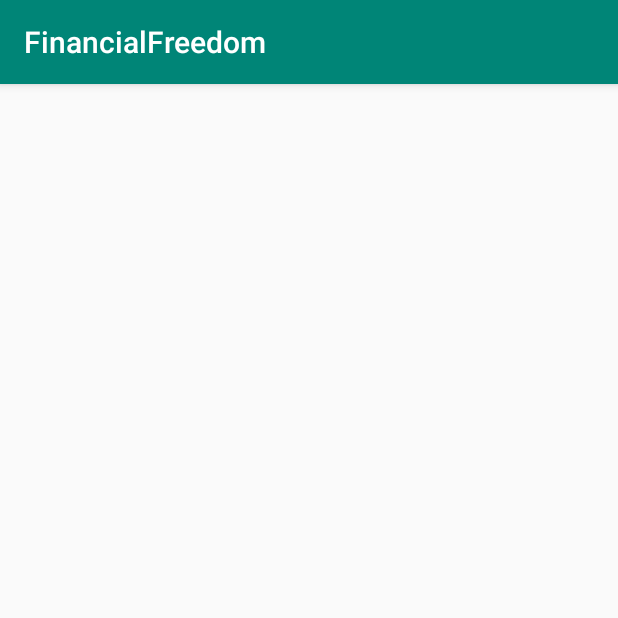
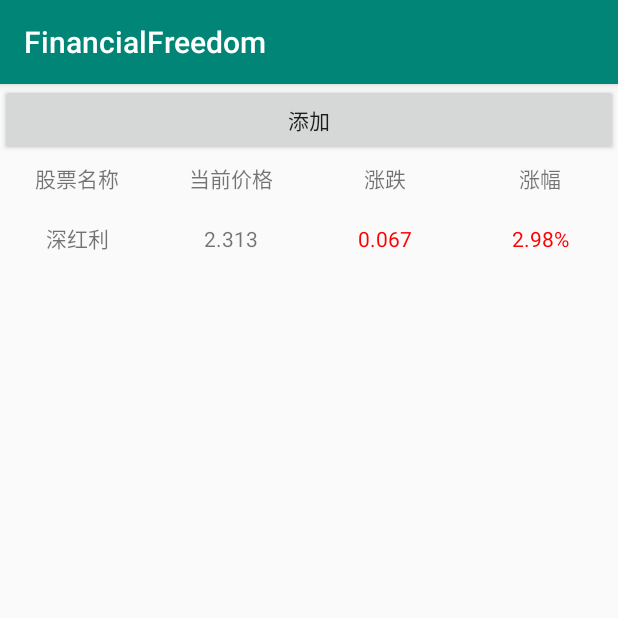
Before and after one commit to jiyi666/apk-demo, an Android app: the screen it shows after launch (MyAttentionActivity), after a tap on "值得关注", on a phone screen of 412 x 824 dp, the top half of it. Run offline under Robolectric (Android 15) with nearby library versions, the light colour scheme and no system bars.

Commit message:
[FinancialFreedom] add file 添加遗漏文件

```diff
--- a/FinancialFreedom/app/src/main/java/com/example/financialfreedom/activity/DetailActivity.kt
+++ b/FinancialFreedom/app/src/main/java/com/example/financialfreedom/activity/DetailActivity.kt
@@ -7,8 +7,8 @@ import android.os.Message
 import android.util.Log
 import android.widget.Toast
 import com.example.financialfreedom.R
-import com.example.financialfreedom.StockData
-import com.example.financialfreedom.common.database.StockDatabaseControl
+import com.example.financialfreedom.adapter.stockdataadapter.StockData
+import com.example.financialfreedom.common.database.stockdata.StockDatabaseControl
 import com.example.financialfreedom.utils.BaseActivity
 import com.example.financialfreedom.common.internet.HttpUtils
 import com.example.financialfreedom.common.internet.parseOkHttpStockData
--- a/FinancialFreedom/app/src/main/java/com/example/financialfreedom/activity/MainActivity.kt
+++ b/FinancialFreedom/app/src/main/java/com/example/financialfreedom/activity/MainActivity.kt
@@ -6,9 +6,9 @@ import android.os.Handler
 import android.os.Message
 import androidx.recyclerview.widget.LinearLayoutManager
 import com.example.financialfreedom.R
-import com.example.financialfreedom.StockData
-import com.example.financialfreedom.StockDataAdapter
-import com.example.financialfreedom.common.database.StockDatabaseControl
+import com.example.financialfreedom.adapter.stockdataadapter.StockData
+import com.example.financialfreedom.adapter.stockdataadapter.StockDataAdapter
+import com.example.financialfreedom.common.database.stockdata.StockDatabaseControl
 import com.example.financialfreedom.utils.BaseActivity
 import com.example.financialfreedom.common.internet.HttpUtils
 import com.example.financialfreedom.common.internet.parseOkHttpStockData
--- a/FinancialFreedom/app/src/main/java/com/example/financialfreedom/activity/MyAttentionActivity.kt
+++ b/FinancialFreedom/app/src/main/java/com/example/financialfreedom/activity/MyAttentionActivity.kt
@@ -2,12 +2,107 @@ package com.example.financialfreedom.activity
 
 import androidx.appcompat.app.AppCompatActivity
 import android.os.Bundle
+import android.util.Log
+import androidx.recyclerview.widget.LinearLayoutManager
 import com.example.financialfreedom.R
+import com.example.financialfreedom.adapter.myattentionadapter.MyAttentionAdapter
+import com.example.financialfreedom.adapter.myattentionadapter.RealTimeStock
+import com.example.financialfreedom.common.database.myattention.MyAttentionBaseControl
+import com.example.financialfreedom.common.internet.HttpUtils
+import kotlinx.android.synthetic.main.activity_my_attention.*
+import okhttp3.Call
+import okhttp3.Callback
+import okhttp3.Response
+import java.io.IOException
+import kotlin.concurrent.thread
 
 class MyAttentionActivity : AppCompatActivity() {
+
+    /* 线程停止标志 */
+    private var threadRun = true
+    private val realTimeStockList = ArrayList<RealTimeStock>()
+    /* 使用数据库 */
+    val realTimeStockBase = MyAttentionBaseControl(this, "RealTimeStock", 1)
 
     override fun onCreate(savedInstanceState: Bundle?) {
         super.onCreate(savedInstanceState)
         setContentView(R.layout.activity_my_attention)
+
+        /* 如果数据库不存在：创建 + 添加初始数据 */
+        if (realTimeStockBase.queryData("RealTimeStock", 1) == null){
+            /* 创建数据库 */
+            realTimeStockBase.create()
+            /* 初始化stock数据 */
+            initRealTimeStock()
+            /* 添加数据 */
+            Log.d("jiyi", "size:${realTimeStockList.size}")
+            for (i in 0 until (realTimeStockList.size)){
+                Log.d("jiyi", "data:${realTimeStockList.get(index = i)}")
+                realTimeStockBase.addData(realTimeStockList.get(index = i))
+            }
+        } else {
+            /* 如果数据库存在，就从数据库中读取最新数据 */
+            realTimeStockList.clear()
+            for (i in 1..16){
+                val tmpData = realTimeStockBase.queryData("RealTimeStock", i)
+                if (tmpData != null){
+                    realTimeStockList.add(tmpData)
+                }
+            }
+        }
+        /* 获取layoutManager */
+        val layoutManager = LinearLayoutManager(this)
+        recyclerView.layoutManager = layoutManager
+
+        /* 获取适配器 */
+        val adapter = MyAttentionAdapter(realTimeStockList)
+        recyclerView.adapter = adapter
+
+        thread {
+            while (threadRun){
+                var url = "http://hq.sinajs.cn/list="
+                for (position in 1..1){
+                    /* 从数据库中读取需要查询的数据 */
+                    val targetData = realTimeStockBase.queryData("RealTimeStock", position)
+                    /* 从股票代码识别是上市还是深市 */
+                    val shOrSz = when (targetData?.stockCode.toString()[0]){
+                        '6' -> "sh"
+                        else -> "sz"
+                    }
+                    /* 拼组URL */
+                    url = url + shOrSz + targetData?.stockCode.toString()
+                    /* 使用网络访问 */
+                    HttpUtils.sendOkHttpRequest(url, object : Callback {
+                        override fun onResponse(call: Call, response: Response) {
+                            /* 获取响应数据 */
+                            val responseData = response.body?.string()
+                            Log.d("jiyi", "responseData:$responseData")
+                            //val tmpData = parseRealTimeStockData(targetData!!.stockCode, responseData)
+//                            /* 将最新数据写入数据库 */
+//                            realTimeStockBase.updateData(tmpData, position)
+//                            /* UI更新 */
+//                            adapter.notifyItemChanged(position - 1, tmpData)
+                        }
+
+                        override fun onFailure(call: Call, e: IOException) {
+                        }
+                    })
+                }
+                Thread.sleep(2000)
+            }
+        }
+    }
+
+    override fun onStop() {
+        super.onStop()
+        /* 处于onStop生命周期时，将停止网络服务查询和UI更新 */
+        threadRun = false
+    }
+
+    /* 初始化实时数据 */
+    private fun initRealTimeStock(){
+        realTimeStockList.add(RealTimeStock("159905", "深红利", 2.313,2.246))
+        realTimeStockList.add(RealTimeStock("159905", "深红利", 2.313,2.246))
+        realTimeStockList.add(RealTimeStock("159905", "深红利", 2.313,2.246))
     }
 }
--- /dev/null
+++ b/FinancialFreedom/app/src/main/java/com/example/financialfreedom/adapter/myattentionadapter/MyAttentionAdapter.kt
@@ -0,0 +1,97 @@
+package com.example.financialfreedom.adapter.myattentionadapter
+
+import android.graphics.Color
+import android.util.Log
+import android.view.LayoutInflater
+import android.view.View
+import android.view.ViewGroup
+import android.widget.TextView
+import androidx.recyclerview.widget.RecyclerView
+import com.example.financialfreedom.R
+
+class MyAttentionAdapter (val realTimeStockList : List<RealTimeStock>) :
+    RecyclerView.Adapter <MyAttentionAdapter.ViewHolder>(){
+
+    /* 用于获取最外层布局的及控件的实例 */
+    inner class ViewHolder(view: View) : RecyclerView.ViewHolder(view){
+        val stockName: TextView = view.findViewById(R.id.stockName)
+        val stockNowPrice: TextView = view.findViewById(R.id.stockNowPrice)
+        val upAndDown: TextView = view.findViewById(R.id.upAndDown)
+        val upAndDownRate: TextView = view.findViewById(R.id.upAndDownRate)
+    }
+
+    /* 加载my_attention布局 */
+    override fun onCreateViewHolder(
+        parent: ViewGroup,
+        viewType: Int
+    ): MyAttentionAdapter.ViewHolder {
+        val view = LayoutInflater.from(parent.context)
+            .inflate(R.layout.my_attention, parent, false)
+
+        val viewHolder = ViewHolder(view)
+
+        return viewHolder //注意这里要返回viewHolder，因为有各种点击事件
+    }
+    /**
+     * 调用adapter的notifyItemChanged时会调用此函数，用于更新局部控件
+     */
+    override fun onBindViewHolder(holder: MyAttentionAdapter.ViewHolder, position: Int, payloads: MutableList<Any>) {
+        super.onBindViewHolder(holder, position, payloads)
+        if (payloads.isEmpty()){
+            onBindViewHolder(holder, position)
+        } else {
+            /* payloads的size恒为1 */
+            val str = payloads.get(index = 0)
+
+            Log.d("jiyi", "str:$str")
+//            val priceList: List<String> = str.toString().split(",")
+//            val nowPrice = priceList[0].split(":")[1]
+//            val ttmPrice = priceList[1].split(":")[1]
+//            val drcPrice = priceList[2].split(":")[1]
+//            /* 设置文本颜色:由价格比较得出 */
+//            val color : Int
+//            if ((nowPrice.toDouble() > ttmPrice.toDouble()) &&
+//                (nowPrice.toDouble() > drcPrice.toDouble())){
+//                color = Color.RED
+//            } else if ((nowPrice.toDouble() < ttmPrice.toDouble()) &&
+//                (nowPrice.toDouble() < drcPrice.toDouble())){
+//                color = Color.GREEN
+//            } else {
+//                color = Color.BLUE
+//            }
+//            holder.stockNowPrice.setTextColor(color)
+//            holder.stockNowPrice.text = nowPrice
+//            holder.stockTtmPrice.text = ttmPrice
+//            holder.stockDrcPrice.text = drcPrice
+        }
+    }
+    /* 对RecyclerView滚入屏幕的子项数据赋值 */
+    override fun onBindViewHolder(holder: ViewHolder, position: Int) {
+        val realTimeStock = realTimeStockList[position]
+        holder.stockName.text = realTimeStock.stockName
+        holder.stockNowPrice.text = realTimeStock.nowPrice.toString()
+        holder.upAndDown.text = realTimeStock.upAndDown
+        holder.upAndDownRate.text = (realTimeStock.upAndDownRate.toDouble() * 100).toString() + "%"
+
+        /*
+         * 文本颜色设置:
+         * 涨跌大于0 -> 红色
+         * 涨跌等于0 -> 灰色
+         * 涨跌小于0 -> 绿色
+         */
+        val color: Int
+        if (realTimeStock.upAndDown.toDouble() > 0){
+            color = Color.RED
+        } else if (realTimeStock.upAndDown.toDouble() == 0.00){
+            color = Color.GRAY
+        } else {
+            color = Color.GREEN
+        }
+        holder.upAndDown.setTextColor(color)
+        holder.upAndDownRate.setTextColor(color)
+
+    }
+
+    /* 返回数据源长度 */
+    override fun getItemCount() = realTimeStockList.size
+}
--- /dev/null
+++ b/FinancialFreedom/app/src/main/java/com/example/financialfreedom/adapter/myattentionadapter/RealTimeStock.kt
@@ -0,0 +1,28 @@
+package com.example.financialfreedom.adapter.myattentionadapter
+
+/**
+ * stockCode:股票代码
+ * stockName:股票简称
+ * nowPrice:当前价格
+ * basicPrice:前一天收盘价
+ * upAndDown:涨跌
+ * upAndDownRate:涨幅
+ */
+class RealTimeStock(val stockCode: String, val stockName: String, val nowPrice: Double,
+                    val basicPrice: Double) {
+
+    val upAndDown: String
+    val upAndDownRate : String
+
+    init {
+        upAndDown = String.format("%.3f", nowPrice - basicPrice)
+        upAndDownRate = String.format("%.4f",  upAndDown.toDouble() / basicPrice)
+    }
+
+    override fun toString(): String {
+        return "[stockCode(股票代码)：$stockCode, stockName(股票简称)：$stockName, " +
+                "nowPrice(当前价格)：$nowPrice, basicPrice(基准价格)：$basicPrice, " +
+                "upAndDown(涨幅): ${upAndDown.toDouble()}" +
+                "upAndDownRate(涨幅率): ${upAndDownRate.toDouble() * 100}%"
+    }
+}
--- a/FinancialFreedom/app/src/main/java/com/example/financialfreedom/StockData.kt
+++ b/FinancialFreedom/app/src/main/java/com/example/financialfreedom/adapter/stockdataadapter/StockData.kt
@@ -1,4 +1,4 @@
-package com.example.financialfreedom
+package com.example.financialfreedom.adapter.stockdataadapter
 
 /**
  * stockCode:股票代码
--- a/FinancialFreedom/app/src/main/java/com/example/financialfreedom/StockDataAdapter.kt
+++ b/FinancialFreedom/app/src/main/java/com/example/financialfreedom/adapter/stockdataadapter/StockDataAdapter.kt
@@ -1,4 +1,4 @@
-package com.example.financialfreedom
+package com.example.financialfreedom.adapter.stockdataadapter
 
 import android.graphics.Color
 import android.view.LayoutInflater
@@ -7,6 +7,7 @@ import android.view.ViewGroup
 import android.widget.TextView
 import android.widget.Toast
 import androidx.recyclerview.widget.RecyclerView
+import com.example.financialfreedom.R
 import com.example.financialfreedom.activity.MainActivity
 import com.example.financialfreedom.activity.MainActivity.Companion.STARTDETAILACTIVITY
 
--- /dev/null
+++ b/FinancialFreedom/app/src/main/java/com/example/financialfreedom/common/database/myattention/MyAttentionBaseControl.kt
@@ -0,0 +1,88 @@
+package com.example.financialfreedom.common.database.myattention
+
+import android.content.ContentValues
+import android.content.Context
+import com.example.financialfreedom.adapter.myattentionadapter.RealTimeStock
+
+
+/**
+ * 给MyAttentionActivity使用
+ */
+class MyAttentionBaseControl(val context: Context, val name: String, val versin: Int) {
+    private var dbHelper : MyAttentionBaseHelper
+
+    init {
+        dbHelper =
+            MyAttentionBaseHelper(context, name, versin)
+    }
+
+    /* 创建数据库 */
+    fun create(){
+        dbHelper.writableDatabase
+    }
+
+    /* 添加数据 */
+    fun addData(realTimeStock: RealTimeStock){
+        val db = dbHelper.writableDatabase
+
+        val value = ContentValues().apply {
+            put("stockCode", realTimeStock.stockCode)
+            put("stockName", realTimeStock.stockName)
+            put("nowPrice", realTimeStock.nowPrice)
+            put("basicPrice", realTimeStock.basicPrice)
+            put("upAndDown", realTimeStock.upAndDown)
+            put("upAndDownRate", realTimeStock.upAndDownRate)
+        }
+        db.insert(name, null, value)
+
+    }
+
+    /*
+     * 查询数据：通过数据库的id索引对应的股票数据
+     * position：目标id
+     */
+    fun queryData(name: String, position: Int) : RealTimeStock?{
+        val db = dbHelper.writableDatabase
+
+        /* 全局搜索 */
+        val cursor = db.query(name, null,
+            null, null, null,
+            null, null, null)
+
+        /* 遍历数据库 */
+        if (cursor.moveToFirst()){
+            do {
+                val id = cursor.getString(cursor.getColumnIndex("id"))
+                if (position == id.toInt()){
+                    val stockCode = cursor.getString(cursor.getColumnIndex("stockCode"))
+                    val stockName = cursor.getString(cursor.getColumnIndex("stockName"))
+                    val nowPrice = cursor.getString(cursor.getColumnIndex("nowPrice"))
+                    val basicPrice = cursor.getString(cursor.getColumnIndex("basicPrice"))
+                    cursor.close()
+                    return RealTimeStock(stockCode, stockName, nowPrice.toDouble(), basicPrice.toDouble())
+                }
+
+            } while (cursor.moveToNext())
+        }
+        cursor.close()
+        /* 如果未遍历到目标数据，则返回null */
+        return null
+    }
+
+    /*
+     * 更新数据：通过数据库的id索引对应的股票数据
+     * position：目标id
+     */
+    fun updateData(realTimeStock: RealTimeStock, position: Int) {
+        val db = dbHelper.writableDatabase
+        val value = ContentValues().apply {
+            put("stockCode", realTimeStock.stockCode)
+            put("stockName", realTimeStock.stockName)
+            put("nowPrice", realTimeStock.nowPrice)
+            put("basicPrice", realTimeStock.basicPrice)
+            put("upAndDown", realTimeStock.upAndDown)
+            put("upAndDownRate", realTimeStock.upAndDownRate)
+        }
+        db.update(name, value, "id = ?", arrayOf(position.toString()))
+    }
+}
--- /dev/null
+++ b/FinancialFreedom/app/src/main/java/com/example/financialfreedom/common/database/myattention/MyAttentionBaseHelper.kt
@@ -0,0 +1,32 @@
+package com.example.financialfreedom.common.database.myattention
+
+import android.content.Context
+import android.database.sqlite.SQLiteDatabase
+import android.database.sqlite.SQLiteOpenHelper
+import android.widget.Toast
+
+class MyAttentionBaseHelper(val context: Context, val name: String, val versin: Int) :
+    SQLiteOpenHelper(context, name, null, versin){
+
+    private val createStockData = "create table $name (" +
+            "id integer primary key autoincrement, " +
+            "stockCode text," +
+            "stockName text," +
+            "nowPrice real," +
+            "basicPrice real," +
+            "upAndDown text," +
+            "upAndDownRate text)"
+
+    /* 创建数据库 */
+    override fun onCreate(db: SQLiteDatabase) {
+        db.execSQL(createStockData)
+        Toast.makeText(context, "Create $name succeeded", Toast.LENGTH_LONG).show()
+    }
+
+    /* 升级数据库 */
+    override fun onUpgrade(db: SQLiteDatabase, oldVersion: Int, newVersion: Int) {
+        Toast.makeText(context, "upgrade $name succeeded", Toast.LENGTH_LONG).show()
+        db.execSQL("drop table if exists $name")
+        onCreate(db)
+    }
+}
--- a/FinancialFreedom/app/src/main/java/com/example/financialfreedom/common/database/MyDataBaseHelper.kt
+++ b/FinancialFreedom/app/src/main/java/com/example/financialfreedom/common/database/stockdata/MyDataBaseHelper.kt
@@ -1,4 +1,4 @@
-package com.example.financialfreedom.common.database
+package com.example.financialfreedom.common.database.stockdata
 
 import android.content.Context
 import android.database.sqlite.SQLiteDatabase
--- a/FinancialFreedom/app/src/main/java/com/example/financialfreedom/common/internet/HttpUtils.kt
+++ b/FinancialFreedom/app/src/main/java/com/example/financialfreedom/common/internet/HttpUtils.kt
@@ -1,5 +1,6 @@
 package com.example.financialfreedom.common.internet
 
+import com.example.financialfreedom.adapter.myattentionadapter.RealTimeStock
 import okhttp3.*
 
 /**
@@ -20,6 +21,27 @@ fun parseOkHttpStockData(data: String?, position: Int = 0) : Double{
 
     /* 返回当前股价 */
     return targetList[3].toDouble()
+}
+
+/**
+ * 顶层函数：服务器数据解析
+ * param0->data:股票代码简称，用于返回实例化对象
+ * param1->data:服务器响应的原始数据
+ * param2->positon:需要获取的股票价格，这里使用默认参数方便单股查询
+ * return：目前只需要返回当前价格
+ */
+fun parseRealTimeStockData(stockCode: String, data: String?, position: Int = 0) : RealTimeStock{
+    /* 1.去掉数据中的"双引号" */
+    val responseData = data?.replace("\"", "")
+    /* 2.通过识别";"来切割字符串，拿到每一股的完整数据 */
+    val perStockData: List<String> = responseData!!.split(";")
+    /* 3.通过识别"="来切割字符串 */
+    val splitTmp: List<String> = perStockData[position].split("=")
+    /* 4.将上文"="右边的子串再切割，通过识别","来切割整个子串 */
+    val targetList: List<String> = splitTmp[1].split(",")
+
+    /* 返回当前RealTimeStock实例化对象  */
+    return RealTimeStock(stockCode, targetList[0], targetList[3].toDouble(), targetList[2].toDouble())
 }
 
 /**
--- a/FinancialFreedom/app/src/main/res/layout/activity_my_attention.xml
+++ b/FinancialFreedom/app/src/main/res/layout/activity_my_attention.xml
@@ -1,9 +1,58 @@
 <?xml version="1.0" encoding="utf-8"?>
-<androidx.constraintlayout.widget.ConstraintLayout xmlns:android="http://schemas.android.com/apk/res/android"
+<LinearLayout xmlns:android="http://schemas.android.com/apk/res/android"
     xmlns:app="http://schemas.android.com/apk/res-auto"
     xmlns:tools="http://schemas.android.com/tools"
     android:layout_width="match_parent"
     android:layout_height="match_parent"
+    android:orientation="vertical"
     tools:context=".activity.MyAttentionActivity">
 
-</androidx.constraintlayout.widget.ConstraintLayout>
+    <Button
+        android:id="@+id/addNewItem"
+        android:layout_width="match_parent"
+        android:layout_height="wrap_content"
+        android:text="添加"/>
+
+    <!--顶层一直显示控件信息-->
+    <LinearLayout
+        android:layout_width="match_parent"
+        android:layout_height="wrap_content"
+        android:orientation="horizontal">
+
+        <TextView
+            android:layout_width="0dp"
+            android:layout_height="30dp"
+            android:layout_weight="1"
+            android:gravity="center"
+            android:text="股票名称" />
+
+        <TextView
+            android:layout_width="0dp"
+            android:layout_height="30dp"
+            android:layout_weight="1"
+            android:gravity="center"
+            android:text="当前价格" />
+
+        <TextView
+            android:layout_width="0dp"
+            android:layout_height="30dp"
+            android:layout_weight="1"
+            android:gravity="center"
+            android:text="涨跌" />
+
+        <TextView
+            android:layout_width="0dp"
+            android:layout_height="30dp"
+            android:layout_weight="1"
+            android:gravity="center"
+            android:text="涨幅" />
+    </LinearLayout>
+
+    <!--顶层之后才是recyclerview控件-->
+    <androidx.recyclerview.widget.RecyclerView
+        android:id="@+id/recyclerView"
+        android:layout_width="match_parent"
+        android:layout_height="match_parent"
+        />
+
+</LinearLayout>
--- /dev/null
+++ b/FinancialFreedom/app/src/main/res/layout/my_attention.xml
@@ -0,0 +1,38 @@
+<?xml version="1.0" encoding="utf-8"?>
+<LinearLayout xmlns:android="http://schemas.android.com/apk/res/android"
+    android:orientation="horizontal"
+    android:layout_width="match_parent"
+    android:layout_height="match_parent">
+
+    <TextView
+        android:id="@+id/stockName"
+        android:layout_width="0dp"
+        android:layout_height="50dp"
+        android:layout_weight="1"
+        android:gravity="center" />
+
+    <TextView
+        android:id="@+id/stockNowPrice"
+        android:layout_width="0dp"
+        android:layout_height="50dp"
+        android:gravity="center"
+        android:layout_weight="1"
+        />
+
+    <TextView
+        android:id="@+id/upAndDown"
+        android:layout_width="0dp"
+        android:layout_height="50dp"
+        android:gravity="center"
+        android:layout_weight="1"
+        />
+
+    <TextView
+        android:id="@+id/upAndDownRate"
+        android:layout_width="0dp"
+        android:layout_height="50dp"
+        android:gravity="center"
+        android:layout_weight="1"
+        />
+
+</LinearLayout>
```
Also changed, not shown: FinancialFreedom/app/src/main/java/com/example/financialfreedom/common/database/stockdata/StockDatabaseControl.kt (renamed from FinancialFreedom/app/src/main/java/com/example/financialfreedom/common/database/StockDatabaseControl.kt, +9 -6 lines).
